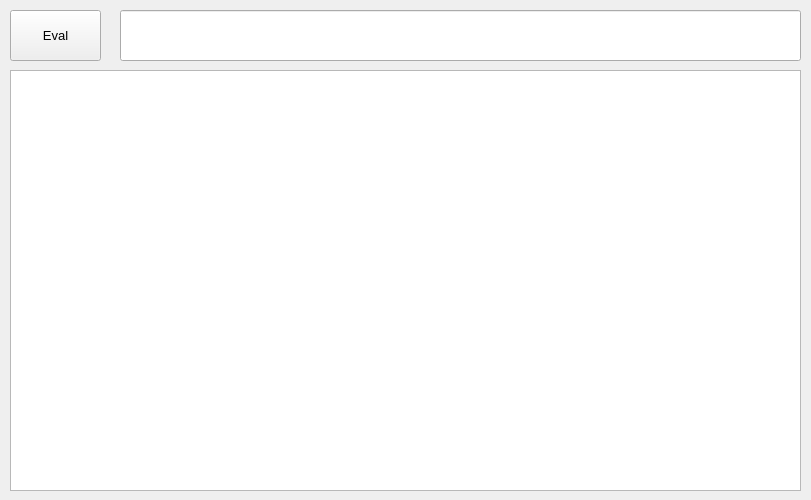
Qt form window.ui (PavelKuropatin/logical-function-executor) before a commit.
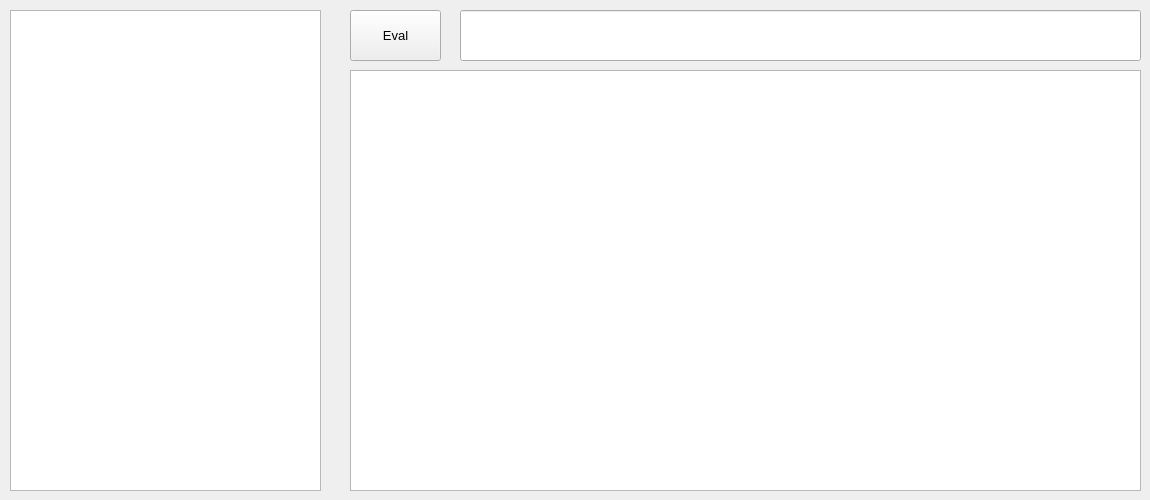
The same form after that commit.

Commit message: remove priority, add method to get class name, delete extra code, add operators (PierceArrow, SchaefferBar)

```diff
--- a/window.ui
+++ b/window.ui
@@ -6,7 +6,7 @@
             <rect>
                 <x>0</x>
                 <y>0</y>
-                <width>811</width>
+                <width>1150</width>
                 <height>500</height>
             </rect>
         </property>
@@ -17,7 +17,7 @@
             <widget class="QPushButton" name="eval_button">
                 <property name="geometry">
                     <rect>
-                        <x>10</x>
+                        <x>350</x>
                         <y>10</y>
                         <width>91</width>
                         <height>51</height>
@@ -35,7 +35,7 @@
             <widget class="QLineEdit" name="expression_edit">
                 <property name="geometry">
                     <rect>
-                        <x>120</x>
+                        <x>460</x>
                         <y>10</y>
                         <width>681</width>
                         <height>51</height>
@@ -53,7 +53,7 @@
             <widget class="QTableWidget" name="result_table">
                 <property name="geometry">
                     <rect>
-                        <x>10</x>
+                        <x>350</x>
                         <y>70</y>
                         <width>791</width>
                         <height>421</height>
@@ -72,6 +72,31 @@
                     <number>18</number>
                 </attribute>
             </widget>
+            <widget class="QTableWidget" name="operator_table">
+                <property name="enabled">
+                    <bool>true</bool>
+                </property>
+                <property name="geometry">
+                    <rect>
+                        <x>10</x>
+                        <y>10</y>
+                        <width>311</width>
+                        <height>481</height>
+                    </rect>
+                </property>
+                <property name="editTriggers">
+                    <set>QAbstractItemView::DoubleClicked</set>
+                </property>
+                <attribute name="horizontalHeaderVisible">
+                    <bool>false</bool>
+                </attribute>
+                <attribute name="verticalHeaderVisible">
+                    <bool>false</bool>
+                </attribute>
+                <attribute name="verticalHeaderHighlightSections">
+                    <bool>true</bool>
+                </attribute>
+            </widget>
         </widget>
     </widget>
     <resources/>
```
Left out of the diff: 19 changed lines with no effect on the pictures. The commit also changes 6 other files.
